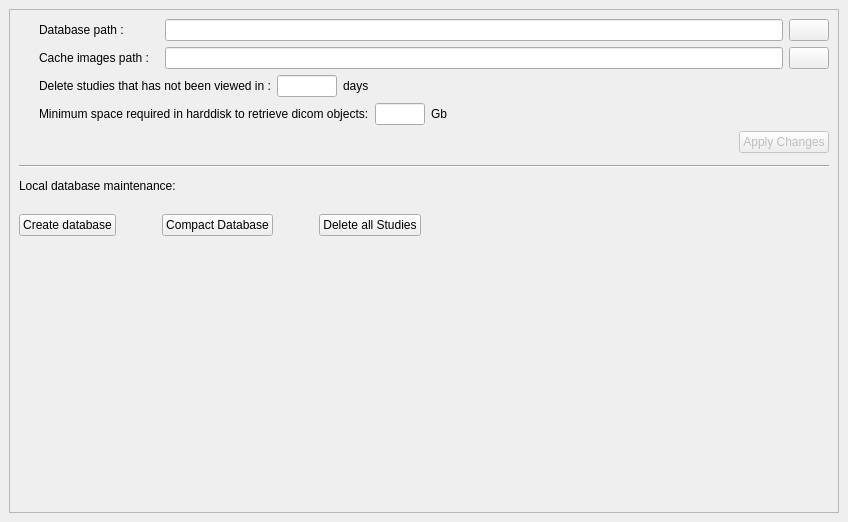
Above: starviewer/src/inputoutput/qlocaldatabaseconfigurationscreenbase.ui from starviewer-medical/starviewer before the change. Below: the same form after it.
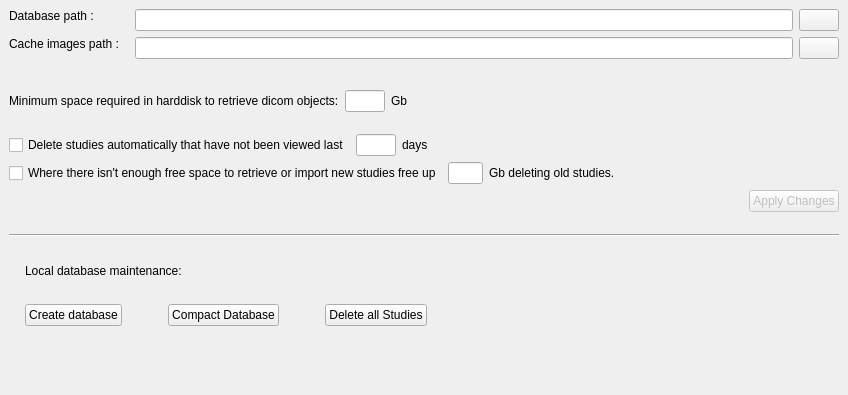
That is the form after the change. Icons and pictures are not drawn.

```diff
--- a/starviewer/src/inputoutput/qlocaldatabaseconfigurationscreenbase.ui
+++ b/starviewer/src/inputoutput/qlocaldatabaseconfigurationscreenbase.ui
@@ -6,7 +6,7 @@
     <x>0</x>
     <y>0</y>
     <width>848</width>
-    <height>522</height>
+    <height>395</height>
    </rect>
   </property>
   <property name="sizePolicy" >
@@ -36,21 +36,138 @@
    <property name="spacing" >
     <number>6</number>
    </property>
-   <item row="0" column="0" >
-    <widget class="QFrame" name="frame" >
-     <property name="frameShape" >
-      <enum>QFrame::StyledPanel</enum>
+   <item row="1" column="0" colspan="2" >
+    <spacer>
+     <property name="orientation" >
+      <enum>Qt::Vertical</enum>
      </property>
-     <property name="frameShadow" >
-      <enum>QFrame::Raised</enum>
+     <property name="sizeType" >
+      <enum>QSizePolicy::Fixed</enum>
      </property>
+     <property name="sizeHint" >
+      <size>
+       <width>810</width>
+       <height>25</height>
+      </size>
+     </property>
+    </spacer>
+   </item>
+   <item row="9" column="0" colspan="2" >
+    <spacer>
+     <property name="orientation" >
+      <enum>Qt::Vertical</enum>
+     </property>
+     <property name="sizeType" >
+      <enum>QSizePolicy::Fixed</enum>
+     </property>
+     <property name="sizeHint" >
+      <size>
+       <width>830</width>
+       <height>16</height>
+      </size>
+     </property>
+    </spacer>
+   </item>
+   <item row="11" column="1" >
+    <spacer>
+     <property name="orientation" >
+      <enum>Qt::Vertical</enum>
+     </property>
+     <property name="sizeHint" >
+      <size>
+       <width>20</width>
+       <height>40</height>
+      </size>
+     </property>
+    </spacer>
+   </item>
+   <item row="7" column="0" colspan="2" >
+    <spacer>
+     <property name="orientation" >
+      <enum>Qt::Vertical</enum>
+     </property>
+     <property name="sizeType" >
+      <enum>QSizePolicy::Fixed</enum>
+     </property>
+     <property name="sizeHint" >
+      <size>
+       <width>810</width>
+       <height>16</height>
+      </size>
+     </property>
+    </spacer>
+   </item>
+   <item row="3" column="0" >
+    <spacer>
+     <property name="orientation" >
+      <enum>Qt::Vertical</enum>
+     </property>
+     <property name="sizeType" >
+      <enum>QSizePolicy::Fixed</enum>
+     </property>
+     <property name="sizeHint" >
+      <size>
+       <width>20</width>
+       <height>16</height>
+      </size>
+     </property>
+    </spacer>
+   </item>
+   <item row="10" column="0" colspan="2" >
+    <layout class="QHBoxLayout" >
+     <property name="margin" >
+      <number>0</number>
+     </property>
+     <property name="spacing" >
+      <number>6</number>
+     </property>
+     <item>
+      <spacer>
+       <property name="orientation" >
+        <enum>Qt::Horizontal</enum>
+       </property>
+       <property name="sizeType" >
+        <enum>QSizePolicy::Preferred</enum>
+       </property>
+       <property name="sizeHint" >
+        <size>
+         <width>16</width>
+         <height>68</height>
+        </size>
+       </property>
+      </spacer>
+     </item>
+     <item>
      <layout class="QVBoxLayout" >
       <property name="margin" >
-       <number>9</number>
+        <number>0</number>
       </property>
       <property name="spacing" >
        <number>6</number>
       </property>
+       <item>
+        <widget class="QLabel" name="label_13" >
+         <property name="text" >
+          <string>Local database maintenance:</string>
+         </property>
+        </widget>
+       </item>
+       <item>
+        <spacer>
+         <property name="orientation" >
+          <enum>Qt::Vertical</enum>
+         </property>
+         <property name="sizeType" >
+          <enum>QSizePolicy::Fixed</enum>
+         </property>
+         <property name="sizeHint" >
+          <size>
+           <width>810</width>
+           <height>16</height>
+          </size>
+         </property>
+        </spacer>
+       </item>
       <item>
        <layout class="QHBoxLayout" >
         <property name="margin" >
@@ -59,6 +176,13 @@
         <property name="spacing" >
          <number>6</number>
         </property>
+         <item>
+          <widget class="QPushButton" name="m_buttonCreateDatabase" >
+           <property name="text" >
+            <string>Create database</string>
+           </property>
+          </widget>
+         </item>
         <item>
          <spacer>
           <property name="orientation" >
@@ -69,20 +193,109 @@
           </property>
           <property name="sizeHint" >
            <size>
-            <width>20</width>
+             <width>40</width>
             <height>20</height>
            </size>
           </property>
          </spacer>
         </item>
         <item>
-         <layout class="QGridLayout" >
+          <widget class="QPushButton" name="m_buttonCompactDatabase" >
+           <property name="toolTip" >
+            <string>Compact Database</string>
+           </property>
+           <property name="text" >
+            <string>Compact Database</string>
+           </property>
+          </widget>
+         </item>
+         <item>
+          <spacer>
+           <property name="orientation" >
+            <enum>Qt::Horizontal</enum>
+           </property>
+           <property name="sizeType" >
+            <enum>QSizePolicy::Preferred</enum>
+           </property>
+           <property name="sizeHint" >
+            <size>
+             <width>40</width>
+             <height>20</height>
+            </size>
+           </property>
+          </spacer>
+         </item>
+         <item>
+          <widget class="QPushButton" name="m_buttonDeleteStudies" >
+           <property name="toolTip" >
+            <string>Delete all the studies of the cache</string>
+           </property>
+           <property name="text" >
+            <string>Delete all Studies</string>
+           </property>
+          </widget>
+         </item>
+         <item>
+          <spacer>
+           <property name="orientation" >
+            <enum>Qt::Horizontal</enum>
+           </property>
+           <property name="sizeHint" >
+            <size>
+             <width>391</width>
+             <height>23</height>
+            </size>
+           </property>
+          </spacer>
+         </item>
+        </layout>
+       </item>
+      </layout>
+     </item>
+    </layout>
+   </item>
+   <item row="6" column="0" colspan="2" >
+    <layout class="QHBoxLayout" >
           <property name="margin" >
            <number>0</number>
           </property>
           <property name="spacing" >
            <number>6</number>
           </property>
+     <item>
+      <spacer>
+       <property name="orientation" >
+        <enum>Qt::Horizontal</enum>
+       </property>
+       <property name="sizeType" >
+        <enum>QSizePolicy::Expanding</enum>
+       </property>
+       <property name="sizeHint" >
+        <size>
+         <width>31</width>
+         <height>8</height>
+        </size>
+       </property>
+      </spacer>
+     </item>
+     <item>
+      <widget class="QPushButton" name="m_buttonApplyCache" >
+       <property name="enabled" >
+        <bool>false</bool>
+       </property>
+       <property name="toolTip" >
+        <string>Apply the canges</string>
+       </property>
+       <property name="layoutDirection" >
+        <enum>Qt::RightToLeft</enum>
+       </property>
+       <property name="text" >
+        <string>Apply Changes</string>
+       </property>
+      </widget>
+     </item>
+    </layout>
+   </item>
           <item row="2" column="0" colspan="2" >
            <layout class="QHBoxLayout" >
             <property name="margin" >
@@ -92,56 +305,6 @@
              <number>6</number>
             </property>
             <item>
-             <widget class="QLabel" name="label" >
-              <property name="text" >
-               <string>Delete studies that has not been viewed in :</string>
-              </property>
-             </widget>
-            </item>
-            <item>
-             <widget class="QLineEdit" name="m_textMaximumDaysNotViewed" >
-              <property name="maximumSize" >
-               <size>
-                <width>60</width>
-                <height>16777215</height>
-               </size>
-              </property>
-              <property name="alignment" >
-               <set>Qt::AlignRight</set>
-              </property>
-             </widget>
-            </item>
-            <item>
-             <widget class="QLabel" name="label_2" >
-              <property name="text" >
-               <string>days</string>
-              </property>
-             </widget>
-            </item>
-            <item>
-             <spacer>
-              <property name="orientation" >
-               <enum>Qt::Horizontal</enum>
-              </property>
-              <property name="sizeHint" >
-               <size>
-                <width>40</width>
-                <height>20</height>
-               </size>
-              </property>
-             </spacer>
-            </item>
-           </layout>
-          </item>
-          <item row="3" column="0" colspan="2" >
-           <layout class="QHBoxLayout" >
-            <property name="margin" >
-             <number>0</number>
-            </property>
-            <property name="spacing" >
-             <number>6</number>
-            </property>
-            <item>
              <widget class="QLabel" name="textLabel3_7" >
               <property name="text" >
                <string>Minimum space required in harddisk to retrieve dicom objects:</string>
@@ -152,7 +315,7 @@
              <widget class="QLineEdit" name="m_textMinimumSpaceRequiredToRetrieve" >
               <property name="maximumSize" >
                <size>
-                <width>50</width>
+         <width>40</width>
                 <height>32767</height>
                </size>
               </property>
@@ -175,7 +338,60 @@
               </property>
               <property name="sizeHint" >
                <size>
+         <width>378</width>
+         <height>20</height>
+        </size>
+       </property>
+      </spacer>
+     </item>
+    </layout>
+   </item>
+   <item row="4" column="0" colspan="2" >
+    <layout class="QHBoxLayout" >
+     <property name="margin" >
+      <number>0</number>
+     </property>
+     <property name="spacing" >
+      <number>6</number>
+     </property>
+     <item>
+      <widget class="QCheckBox" name="m_checkBoxDeletedOldStudies" >
+       <property name="text" >
+        <string>Delete studies automatically that have not been viewed last</string>
+       </property>
+      </widget>
+     </item>
+     <item>
+      <widget class="QLineEdit" name="m_textMaximumDaysNotViewed" >
+       <property name="maximumSize" >
+        <size>
                 <width>40</width>
+         <height>16777215</height>
+        </size>
+       </property>
+       <property name="maxLength" >
+        <number>4</number>
+       </property>
+       <property name="alignment" >
+        <set>Qt::AlignRight</set>
+       </property>
+      </widget>
+     </item>
+     <item>
+      <widget class="QLabel" name="label_2" >
+       <property name="text" >
+        <string>days</string>
+       </property>
+      </widget>
+     </item>
+     <item>
+      <spacer>
+       <property name="orientation" >
+        <enum>Qt::Horizontal</enum>
+       </property>
+       <property name="sizeHint" >
+        <size>
+         <width>121</width>
                 <height>20</height>
                </size>
               </property>
@@ -183,7 +399,7 @@
             </item>
            </layout>
           </item>
-          <item row="0" column="1" >
+   <item row="5" column="0" colspan="2" >
            <layout class="QHBoxLayout" >
             <property name="margin" >
              <number>0</number>
@@ -192,37 +408,58 @@
              <number>6</number>
             </property>
             <item>
-             <widget class="QLineEdit" name="m_textDatabaseRoot" />
+      <widget class="QCheckBox" name="m_checkBoxDeleteStudiesIfNotEnoughFreeSpaceAvailable" >
+       <property name="text" >
+        <string>Where there isn't enough free space to retrieve or import new studies free up</string>
+       </property>
+      </widget>
             </item>
             <item>
-             <widget class="QPushButton" name="m_buttonExaminateDataBase" >
-              <property name="toolTip" >
-               <string>Examine disk  to find the database</string>
-              </property>
-              <property name="text" >
-               <string/>
-              </property>
-              <property name="icon" >
-               <iconset resource="../main/main.qrc" >:/images/folderopen.png</iconset>
+      <widget class="QLineEdit" name="m_textSpaceToFreeIfNotEnoughSpaceAvailable" >
+       <property name="maximumSize" >
+        <size>
+         <width>35</width>
+         <height>16777215</height>
+        </size>
+       </property>
+       <property name="maxLength" >
+        <number>4</number>
+       </property>
+       <property name="alignment" >
+        <set>Qt::AlignRight</set>
               </property>
              </widget>
             </item>
-           </layout>
-          </item>
-          <item row="1" column="0" >
-           <widget class="QLabel" name="textLabel1_8" >
-            <property name="minimumSize" >
+     <item>
+      <widget class="QLabel" name="label_4" >
+       <property name="text" >
+        <string>Gb deleting old studies.</string>
+       </property>
+      </widget>
+     </item>
+     <item>
+      <spacer>
+       <property name="orientation" >
+        <enum>Qt::Horizontal</enum>
+       </property>
+       <property name="sizeHint" >
              <size>
-              <width>120</width>
-              <height>0</height>
-             </size>
-            </property>
-            <property name="text" >
-             <string>Cache images path :</string>
+         <width>10</width>
+         <height>20</height>
+        </size>
+       </property>
+      </spacer>
+     </item>
+    </layout>
+   </item>
+   <item row="8" column="0" colspan="2" >
+    <widget class="Line" name="line" >
+     <property name="orientation" >
+      <enum>Qt::Horizontal</enum>
             </property>
            </widget>
           </item>
-          <item row="1" column="1" >
+   <item row="0" column="0" colspan="2" >
            <layout class="QHBoxLayout" >
             <property name="margin" >
              <number>0</number>
@@ -231,24 +468,14 @@
              <number>6</number>
             </property>
             <item>
-             <widget class="QLineEdit" name="m_textCacheImagePath" />
-            </item>
-            <item>
-             <widget class="QPushButton" name="m_buttonExaminateCacheImage" >
-              <property name="toolTip" >
-               <string>Examine disk to find the directory to save the retrieved images</string>
-              </property>
-              <property name="text" >
-               <string/>
-              </property>
-              <property name="icon" >
-               <iconset resource="../main/main.qrc" >:/images/folderopen.png</iconset>
-              </property>
-             </widget>
-            </item>
-           </layout>
-          </item>
-          <item row="0" column="0" >
+      <layout class="QVBoxLayout" >
+       <property name="margin" >
+        <number>0</number>
+       </property>
+       <property name="spacing" >
+        <number>6</number>
+       </property>
+       <item>
            <widget class="QLabel" name="textLabel1_9" >
             <property name="sizePolicy" >
              <sizepolicy>
@@ -275,247 +502,64 @@
             </property>
            </widget>
           </item>
-         </layout>
-        </item>
-       </layout>
-      </item>
       <item>
-       <layout class="QHBoxLayout" >
-        <property name="margin" >
-         <number>0</number>
-        </property>
-        <property name="spacing" >
-         <number>6</number>
-        </property>
-        <item>
-         <spacer>
-          <property name="orientation" >
-           <enum>Qt::Horizontal</enum>
-          </property>
-          <property name="sizeType" >
-           <enum>QSizePolicy::Expanding</enum>
-          </property>
-          <property name="sizeHint" >
+        <widget class="QLabel" name="textLabel1_8" >
+         <property name="minimumSize" >
            <size>
-            <width>31</width>
-            <height>8</height>
-           </size>
-          </property>
-         </spacer>
-        </item>
-        <item>
-         <widget class="QPushButton" name="m_buttonApplyCache" >
-          <property name="enabled" >
-           <bool>false</bool>
-          </property>
-          <property name="toolTip" >
-           <string>Apply the canges</string>
-          </property>
-          <property name="layoutDirection" >
-           <enum>Qt::RightToLeft</enum>
-          </property>
+           <width>120</width>
+           <height>0</height>
+          </size>
+         </property>
           <property name="text" >
-           <string>Apply Changes</string>
+          <string>Cache images path :</string>
           </property>
          </widget>
         </item>
        </layout>
       </item>
       <item>
-       <spacer>
-        <property name="orientation" >
-         <enum>Qt::Vertical</enum>
-        </property>
-        <property name="sizeType" >
-         <enum>QSizePolicy::Fixed</enum>
-        </property>
-        <property name="sizeHint" >
-         <size>
-          <width>810</width>
-          <height>6</height>
-         </size>
-        </property>
-       </spacer>
-      </item>
-      <item>
-       <widget class="Line" name="line" >
-        <property name="orientation" >
-         <enum>Qt::Horizontal</enum>
-        </property>
-       </widget>
-      </item>
-     <item>
-      <spacer>
-       <property name="orientation" >
-        <enum>Qt::Vertical</enum>
-       </property>
-       <property name="sizeType" >
-        <enum>QSizePolicy::Fixed</enum>
-       </property>
-       <property name="sizeHint" >
-        <size>
-         <width>810</width>
-         <height>5</height>
-        </size>
-       </property>
-      </spacer>
-      </item>
-      <item>
-       <layout class="QHBoxLayout" >
+      <layout class="QGridLayout" >
         <property name="margin" >
          <number>0</number>
         </property>
         <property name="spacing" >
          <number>6</number>
         </property>
-        <item>
-         <spacer>
-          <property name="orientation" >
-           <enum>Qt::Horizontal</enum>
-          </property>
-          <property name="sizeType" >
-           <enum>QSizePolicy::Preferred</enum>
-          </property>
-          <property name="sizeHint" >
-           <size>
-            <width>20</width>
-            <height>20</height>
-           </size>
-          </property>
-         </spacer>
-        </item>
-        <item>
-         <layout class="QVBoxLayout" >
-          <property name="margin" >
-           <number>0</number>
-          </property>
-          <property name="spacing" >
-           <number>6</number>
-          </property>
-          <item>
-           <widget class="QLabel" name="label_13" >
+       <item row="0" column="1" >
+        <widget class="QPushButton" name="m_buttonExaminateDataBase" >
+         <property name="toolTip" >
+          <string>Examine disk  to find the database</string>
+         </property>
             <property name="text" >
-             <string>Local database maintenance:</string>
-            </property>
-           </widget>
-          </item>
-          <item>
-           <spacer>
-            <property name="orientation" >
-             <enum>Qt::Vertical</enum>
-            </property>
-            <property name="sizeType" >
-             <enum>QSizePolicy::Fixed</enum>
-            </property>
-            <property name="sizeHint" >
-             <size>
-              <width>810</width>
-              <height>15</height>
-             </size>
-            </property>
-           </spacer>
-          </item>
-          <item>
-           <layout class="QHBoxLayout" >
-            <property name="margin" >
-             <number>0</number>
-            </property>
-            <property name="spacing" >
-             <number>6</number>
-            </property>
-            <item>
-             <widget class="QPushButton" name="m_buttonCreateDatabase" >
-              <property name="text" >
-               <string>Create database</string>
-              </property>
-             </widget>
-            </item>
-            <item>
-             <spacer>
-              <property name="orientation" >
-               <enum>Qt::Horizontal</enum>
-              </property>
-              <property name="sizeType" >
-               <enum>QSizePolicy::Preferred</enum>
-              </property>
-              <property name="sizeHint" >
-               <size>
-                <width>40</width>
-                <height>20</height>
-               </size>
-              </property>
-             </spacer>
-            </item>
-            <item>
-             <widget class="QPushButton" name="m_buttonCompactDatabase" >
+          <string/>
+         </property>
+         <property name="icon" >
+          <iconset resource="../main/main.qrc" >:/images/folderopen.png</iconset>
+         </property>
+        </widget>
+       </item>
+       <item row="1" column="0" >
+        <widget class="QLineEdit" name="m_textCacheImagePath" />
+       </item>
+       <item row="1" column="1" >
+        <widget class="QPushButton" name="m_buttonExaminateCacheImage" >
               <property name="toolTip" >
                <string>Compact Database</string>
               </property>
               <property name="text" >
-               <string>Compact Database</string>
-              </property>
-             </widget>
-            </item>
-            <item>
-             <spacer>
-              <property name="orientation" >
-               <enum>Qt::Horizontal</enum>
-              </property>
-              <property name="sizeType" >
-               <enum>QSizePolicy::Preferred</enum>
-              </property>
-              <property name="sizeHint" >
-               <size>
-                <width>40</width>
-                <height>20</height>
-               </size>
-              </property>
-             </spacer>
-            </item>
-            <item>
-             <widget class="QPushButton" name="m_buttonDeleteStudies" >
-              <property name="toolTip" >
-               <string>Delete all the studies of the cache</string>
-              </property>
-              <property name="text" >
-               <string>Delete all Studies</string>
-              </property>
-             </widget>
-            </item>
-            <item>
-             <spacer>
-              <property name="orientation" >
-               <enum>Qt::Horizontal</enum>
-              </property>
-              <property name="sizeHint" >
-               <size>
-                <width>391</width>
-                <height>23</height>
-               </size>
-              </property>
-             </spacer>
+          <string/>
+         </property>
+         <property name="icon" >
+          <iconset resource="../main/main.qrc" >:/images/folderopen.png</iconset>
+         </property>
+        </widget>
+       </item>
+       <item row="0" column="0" >
+        <widget class="QLineEdit" name="m_textDatabaseRoot" />
             </item>
            </layout>
           </item>
          </layout>
-        </item>
-       </layout>
-      </item>
-      <item>
-       <spacer>
-        <property name="orientation" >
-         <enum>Qt::Vertical</enum>
-        </property>
-        <property name="sizeHint" >
-         <size>
-          <width>810</width>
-          <height>201</height>
-         </size>
-        </property>
-       </spacer>
-      </item>
-     </layout>
-    </widget>
    </item>
   </layout>
  </widget>
```
Left out of the diff: 40 changed lines with no effect on the pictures. Lines whose indentation alone changed are shown as unchanged.
